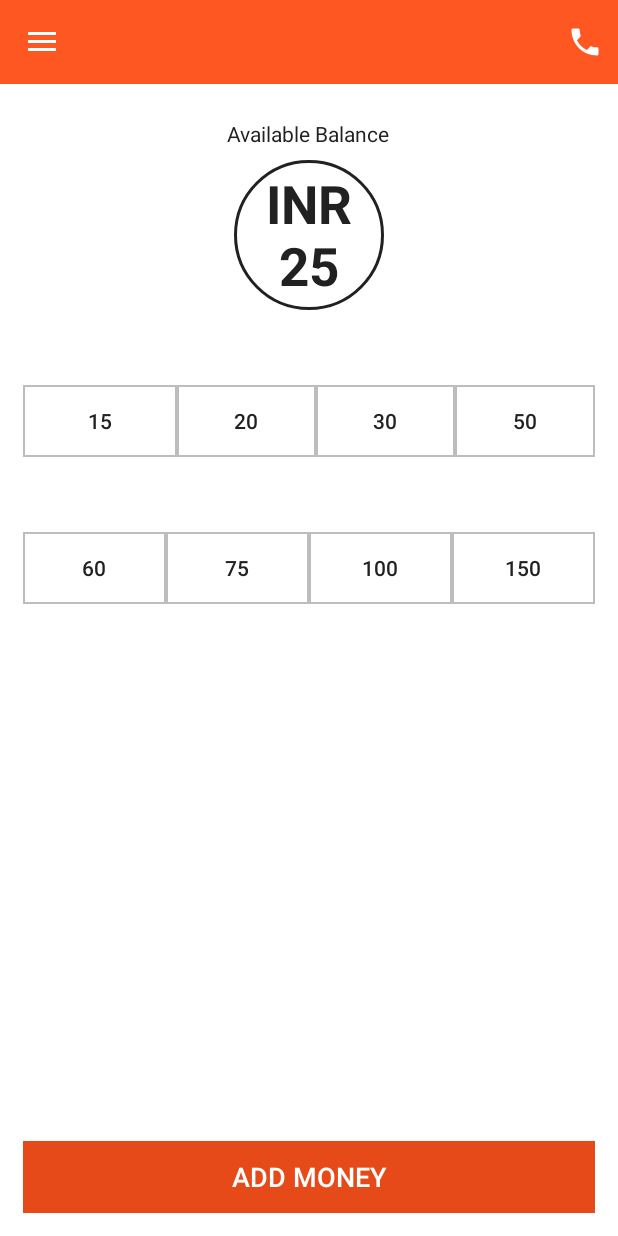
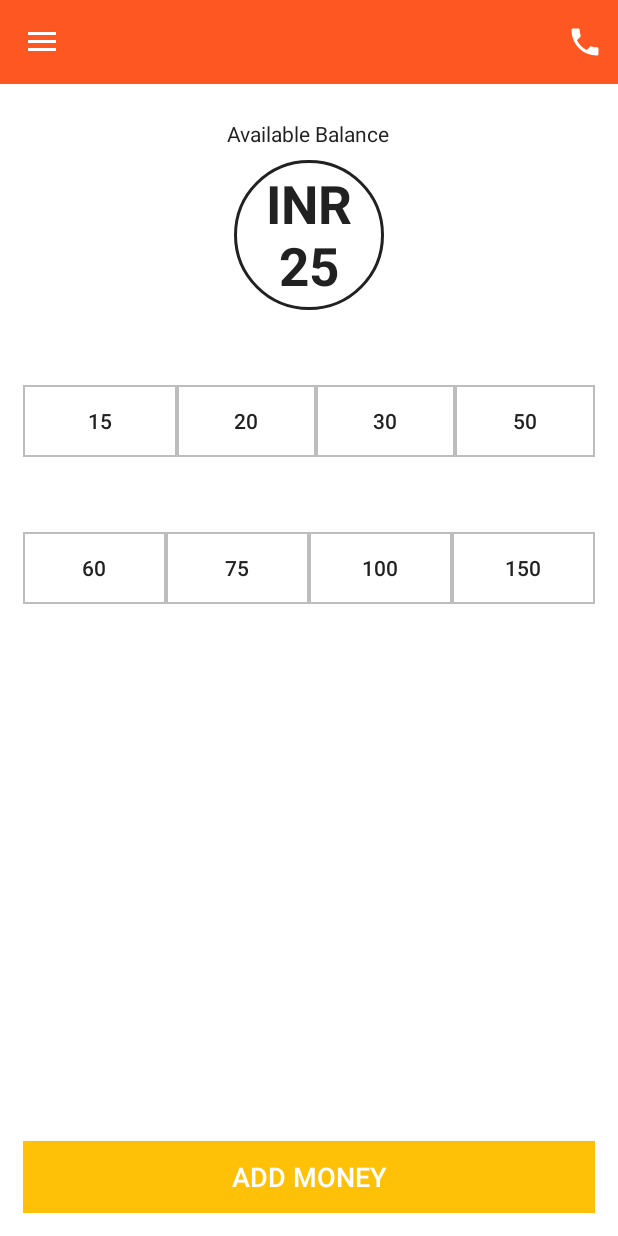
Before and after one commit to Easycommute/EaCeWithMetro, an Android app: the MainActivity screen opened directly, with no data from a screen before it, on a phone screen of 412 x 824 dp. Run offline under Robolectric (Android 15) with nearby library versions, the phone set to English and light mode, and no system bars; libraries missing offline, so code that uses them is left out: rx.functions.

Commit message:
Refactoring color values to use only the pallete colors reference

```diff
--- a/app/src/main/res/drawable/spinner_background.xml
+++ b/app/src/main/res/drawable/spinner_background.xml
@@ -4,7 +4,7 @@
         <item>
             <shape>
                 <solid
-                    android:color="@color/white">
+                    android:color="@color/icons">
                 </solid>
 
                 <corners android:radius="3dp" />
--- a/app/src/main/res/layout/activity_main.xml
+++ b/app/src/main/res/layout/activity_main.xml
@@ -25,7 +25,7 @@
                 android:id="@+id/container"
                 android:layout_width="match_parent"
                 android:layout_height="match_parent"
-                android:background="@color/white" />
+                android:background="@color/icons" />
 
             <include layout="@layout/layout_progress_bar" />
 
--- a/app/src/main/res/layout/fragment_wallet.xml
+++ b/app/src/main/res/layout/fragment_wallet.xml
@@ -3,7 +3,7 @@
     android:layout_width="match_parent"
     android:layout_height="match_parent"
     xmlns:tools="http://schemas.android.com/tools"
-    android:background="@color/white"
+    android:background="@color/icons"
     android:orientation="vertical"
     tools:context=".fragments.WalletFragment"
     android:padding="15dp">
@@ -15,7 +15,7 @@
         android:layout_centerHorizontal="true"
         android:layout_margin="8dp"
         android:text="Available Balance"
-        android:textColor="@color/black" />
+        android:textColor="@color/primary_text" />
 
     <TextView
         android:id="@+id/credits"
@@ -26,7 +26,7 @@
         android:background="@drawable/bg_credits"
         android:gravity="center"
         android:text="INR 25"
-        android:textColor="@color/black"
+        android:textColor="@color/primary_text"
         android:textSize="35sp"
         android:textStyle="bold" />
 
@@ -47,7 +47,7 @@
             android:background="@drawable/rounded_button_unselected"
             android:text="15"
             android:textAllCaps="false"
-            android:textColor="@color/black" />
+            android:textColor="@color/primary_text" />
         <Button
             android:id="@+id/btn2"
             android:layout_width="wrap_content"
@@ -56,7 +56,7 @@
             android:background="@drawable/rounded_button_unselected"
             android:text="20"
             android:textAllCaps="false"
-            android:textColor="@color/black" />
+            android:textColor="@color/primary_text" />
         <Button
             android:id="@+id/btn3"
             android:layout_width="wrap_content"
@@ -65,7 +65,7 @@
             android:background="@drawable/rounded_button_unselected"
             android:text="30"
             android:textAllCaps="false"
-            android:textColor="@color/black" />
+            android:textColor="@color/primary_text" />
 
         <Button
             android:layout_weight="1"
@@ -75,7 +75,7 @@
             android:background="@drawable/rounded_button_unselected"
             android:text="50"
             android:textAllCaps="false"
-            android:textColor="@color/black" />
+            android:textColor="@color/primary_text" />
     </LinearLayout>
 
     <LinearLayout
@@ -94,7 +94,7 @@
             android:background="@drawable/rounded_button_unselected"
             android:text="60"
             android:textAllCaps="false"
-            android:textColor="@color/black" />
+            android:textColor="@color/primary_text" />
         <Button
             android:id="@+id/btn6"
             android:layout_width="wrap_content"
@@ -103,7 +103,7 @@
             android:background="@drawable/rounded_button_unselected"
             android:text="75"
             android:textAllCaps="false"
-            android:textColor="@color/black" />
+            android:textColor="@color/primary_text" />
         <Button
             android:id="@+id/btn7"
             android:layout_width="wrap_content"
@@ -112,7 +112,7 @@
             android:background="@drawable/rounded_button_unselected"
             android:text="100"
             android:textAllCaps="false"
-            android:textColor="@color/black" />
+            android:textColor="@color/primary_text" />
 
         <Button
             android:layout_weight="1"
@@ -122,7 +122,7 @@
             android:background="@drawable/rounded_button_unselected"
             android:text="150"
             android:textAllCaps="false"
-            android:textColor="@color/black" />
+            android:textColor="@color/primary_text" />
     </LinearLayout>
 
 
@@ -133,12 +133,10 @@
         android:layout_alignParentBottom="true"
         android:layout_centerHorizontal="true"
         android:layout_marginTop="10dp"
-        android:background="@color/colorPrimaryDark"
+        android:background="@color/accent"
         android:text="@string/add_money"
         android:textAllCaps="true"
-        android:textColor="@color/white"
+        android:textColor="@color/icons"
         android:textSize="18sp" />
 
-
-
 </RelativeLayout>
--- a/app/src/main/res/layout/layout_progress_bar.xml
+++ b/app/src/main/res/layout/layout_progress_bar.xml
@@ -5,7 +5,7 @@
     android:layout_width="match_parent"
     android:layout_height="match_parent"
     android:visibility="gone"
-    android:background="@color/white">
+    android:background="@color/icons">
 
     <ProgressBar
         android:layout_width="40dp"
--- a/app/src/main/res/layout/popup_otp.xml
+++ b/app/src/main/res/layout/popup_otp.xml
@@ -2,7 +2,7 @@
 <RelativeLayout xmlns:android="http://schemas.android.com/apk/res/android"
     android:layout_width="fill_parent"
     android:layout_height="fill_parent"
-    android:background="@color/white"
+    android:background="@color/icons"
     android:padding="16dp"
     android:paddingBottom="8dp"
     android:paddingTop="8dp">
--- a/app/src/main/res/values/styles.xml
+++ b/app/src/main/res/values/styles.xml
@@ -26,7 +26,7 @@
         <item name="android:layout_height">wrap_content</item>
         <item name="android:layout_width">match_parent</item>
         <item name="android:textSize">18sp</item>
-        <item name="android:textColor">@color/black</item>
+        <item name="android:textColor">@color/primary_text</item>
         <item name="android:layout_marginBottom">15dp</item>
         <item name="android:singleLine">true</item>
     </style>
@@ -37,7 +37,7 @@
         <item name="android:gravity">center</item>
         <item name="android:background">@color/colorPrimaryDark</item>
         <item name="android:layout_gravity">center_horizontal</item>
-        <item name="android:textColor">@android:color/white</item>
+        <item name="android:textColor">@color/icons</item>
         <item name="android:textSize">14sp</item>
         <item name="android:padding">10dp</item>
     </style>
```
